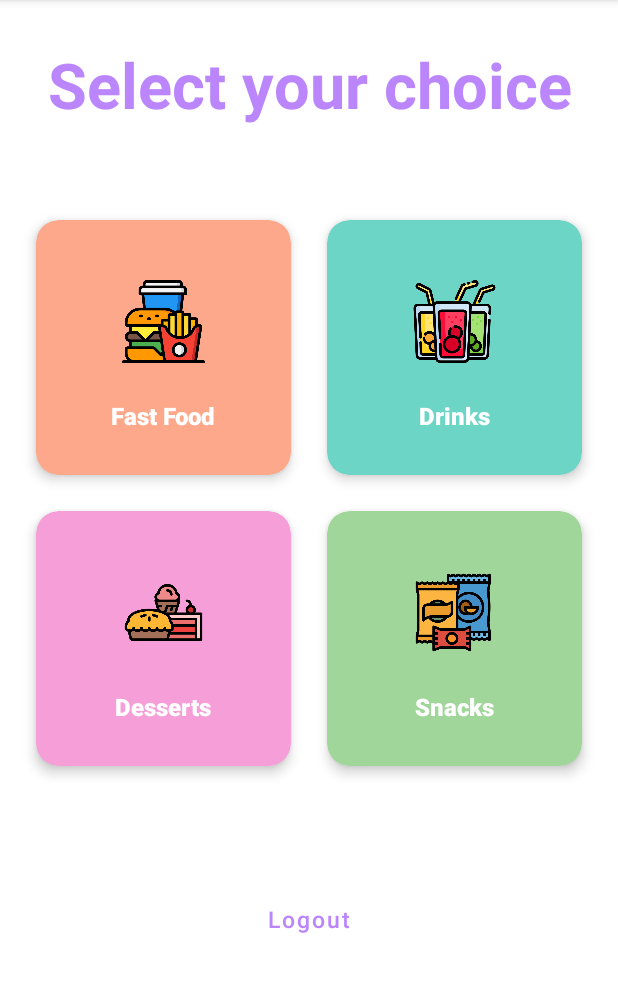
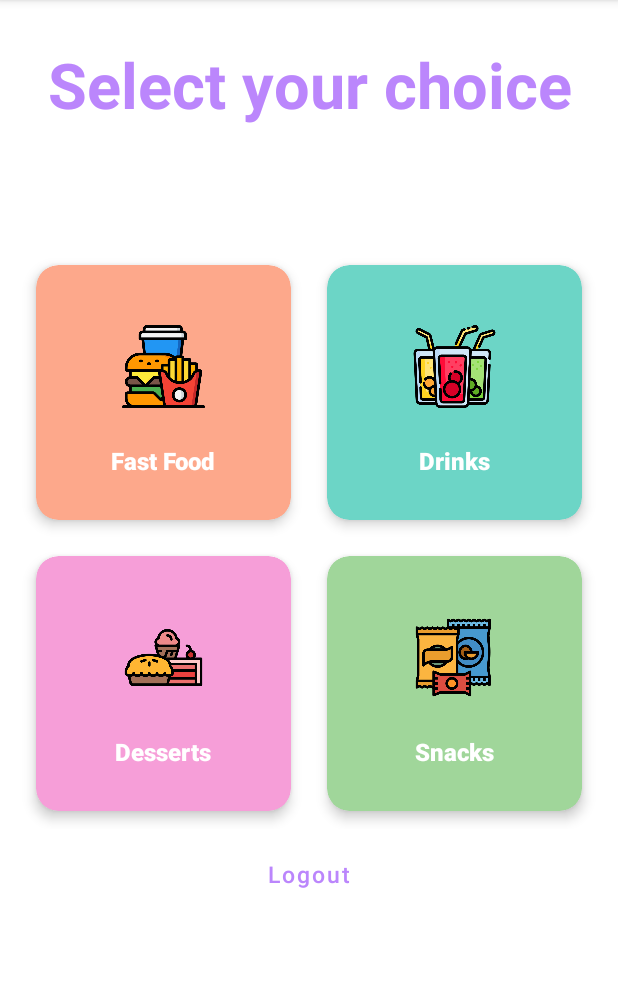
Before and after one commit to salonigupta1/College-Canteen-ASJ, an Android app: the screen it shows after launch once a user with an empty profile is signed in (CategoryActivity), on a phone screen of 412 x 824 dp, the part 84-1076 px from its top. Run offline under Robolectric (Android 15) with nearby library versions, the phone set to English and light mode, and no system bars; our stand-ins replace Firebase (no records; nobody signed in at launch, a user with empty details on screens opened directly).

Commit message:
try to pull

```diff
--- a/app/src/main/java/com/example/collegecanteen/activities/PhoneAuth.kt
+++ b/app/src/main/java/com/example/collegecanteen/activities/PhoneAuth.kt
@@ -2,6 +2,8 @@ package com.example.collegecanteen.activities
 
 //import android.app.AlertDialog
 //import android.app.ProgressDialog
+//import android.app.ActionBar
+import android.app.ProgressDialog
 import android.content.Intent
 import androidx.appcompat.app.AppCompatActivity
 import android.os.Bundle
@@ -10,12 +12,19 @@ import android.widget.Button
 import android.widget.EditText
 import android.widget.Toast
 import com.example.collegecanteen.R
+import com.example.collegecanteen.databinding.ActivityPhoneAuthBinding
 import com.google.firebase.FirebaseException
 import com.google.firebase.auth.FirebaseAuth
 import com.google.firebase.auth.PhoneAuthCredential
 import com.google.firebase.auth.PhoneAuthOptions
 import com.google.firebase.auth.PhoneAuthProvider
 import java.util.concurrent.TimeUnit
+import com.google.firebase.FirebaseTooManyRequestsException
+
+import com.google.firebase.auth.FirebaseAuthInvalidCredentialsException
+
+
+
 
 class PhoneAuth : AppCompatActivity() {
 
@@ -23,28 +32,42 @@ class PhoneAuth : AppCompatActivity() {
     lateinit var storedVerificationId:String
     lateinit var resendToken: PhoneAuthProvider.ForceResendingToken
     private lateinit var callbacks: PhoneAuthProvider.OnVerificationStateChangedCallbacks
-//    private lateinit var ProgressDialog mProgress
+
+    private lateinit var progressDialog:ProgressDialog
+//    private lateinit var actionBar:ActionBar
+    private lateinit var binding:ActivityPhoneAuthBinding
+
 
     override fun onCreate(savedInstanceState: Bundle?) {
         super.onCreate(savedInstanceState)
+//        binding.ActivityPhoneAuthBinding.inflate(layoutInflater)
         setContentView(R.layout.activity_phone_auth)
 
-        auth=FirebaseAuth.getInstance()
+//        actionBar = supportActionBar!!
+//        actionBar.title = "login"
+
 
 //        set up progress dialog
-//        progressDialog = ProgressDialog(this)
-//        alertDialog.setTitle("please wait")
-//        alertDialog.setCanceledOnTouchOutside(false)
+        progressDialog = ProgressDialog(this)
+        progressDialog.setTitle("please wait")
+        progressDialog.setMessage("sending OTP...")
+        progressDialog.setCanceledOnTouchOutside(false)
 
-//        Reference
+
+//        init firebase AUTH
+        auth=FirebaseAuth.getInstance()
+//        checkUser()
+
+
+//        if user already logged in then directly move to category activity
         val login=findViewById<Button>(R.id.loginBtn)
-
         val currentUser = auth.currentUser
         if(currentUser != null) {
             startActivity(Intent(applicationContext, CategoryActivity::class.java))
             finish()
         }
 
+//     on clicking login button , run function login()
         login.setOnClickListener{
             login()
         }
@@ -52,21 +75,16 @@ class PhoneAuth : AppCompatActivity() {
         // Callback function for Phone Auth
         callbacks = object : PhoneAuthProvider.OnVerificationStateChangedCallbacks() {
 
-
             override fun onVerificationCompleted(credential: PhoneAuthCredential) {
                 startActivity(Intent(applicationContext, CategoryActivity::class.java))
                 finish()
-            }
-
-            override fun onVerificationFailed(e: FirebaseException) {
-                Toast.makeText(applicationContext, "Failed", Toast.LENGTH_LONG).show()
             }
 
             override fun onCodeSent(
                 verificationId: String,
                 token: PhoneAuthProvider.ForceResendingToken
             ) {
-
+                progressDialog.dismiss()
                 Log.d("TAG","onCodeSent:$verificationId")
                 storedVerificationId = verificationId
                 resendToken = token
@@ -75,23 +93,33 @@ class PhoneAuth : AppCompatActivity() {
                 intent.putExtra("storedVerificationId",storedVerificationId)
                 startActivity(intent)
             }
+
+            override fun onVerificationFailed(e: FirebaseException) {
+                progressDialog.dismiss()
+                Toast.makeText(applicationContext, "Failed", Toast.LENGTH_LONG).show()
+            }
+
         }
 
     }
 
-    private fun login() {
+//    login function
+    public fun login() {
         val mobileNumber=findViewById<EditText>(R.id.phoneNumber)
         var number=mobileNumber.text.toString().trim()
-
+            progressDialog.show()
         if(number.isNotEmpty()){
-            number= "+91$number"
+           number= "+91$number"
+//            run the function sendVerificationcode(number)
             sendVerificationcode(number)
         }else{
+            progressDialog.dismiss()
             Toast.makeText(this,"Enter mobile number",Toast.LENGTH_SHORT).show()
         }
     }
 
     private fun sendVerificationcode(number: String) {
+        progressDialog.show()
         val options = PhoneAuthOptions.newBuilder(auth)
             .setPhoneNumber(number) // Phone number to verify
             .setTimeout(60L, TimeUnit.SECONDS) // Timeout and unit
--- a/app/src/main/res/layout/activity_category.xml
+++ b/app/src/main/res/layout/activity_category.xml
@@ -31,17 +31,14 @@
         android:layout_width="match_parent"
         android:layout_height="wrap_content"
         android:orientation="vertical"
-        android:gravity="center_vertical"
-        android:layout_marginTop="99dp"
-        app:layout_constraintBottom_toBottomOf="parent"
-        app:layout_constraintEnd_toEndOf="parent">
+        android:layout_marginTop="188dp"
+        android:gravity="center_vertical">
 
         <GridLayout
             android:layout_width="388dp"
             android:layout_height="wrap_content"
             android:layout_gravity="center_horizontal"
             android:layout_margin="5dp"
-            android:alignmentMode="alignMargins"
             android:columnCount="2"
             android:columnOrderPreserved="false"
             android:rowCount="2">
@@ -203,7 +200,6 @@
             android:textAlignment="center"
             android:textAllCaps="false"
             android:textColor="@color/purple_200"
-            android:layout_marginTop="60dp"
             android:layout_gravity="center_horizontal"/>
 
     </LinearLayout>
```
Also changed, not shown: app/build.gradle (+5 -2 lines), app/src/main/java/com/example/collegecanteen/activities/CategoryActivity.kt (+1 -14 lines), app/src/main/java/com/example/collegecanteen/activities/PhoneVerify.kt (+5 -3 lines).
